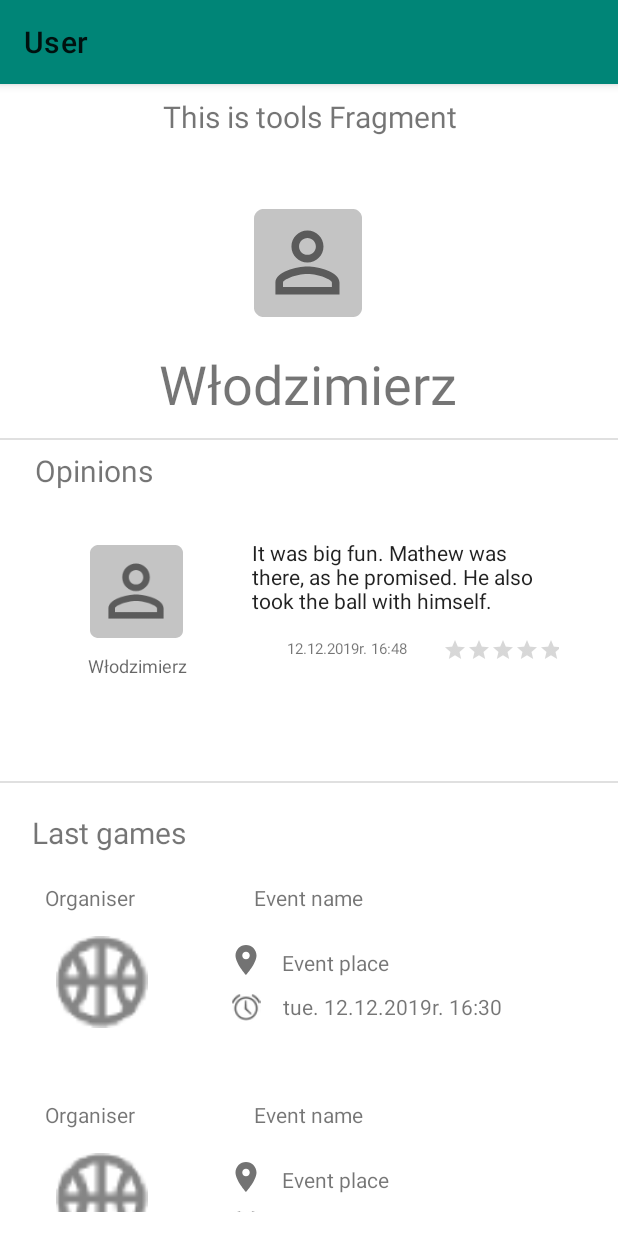
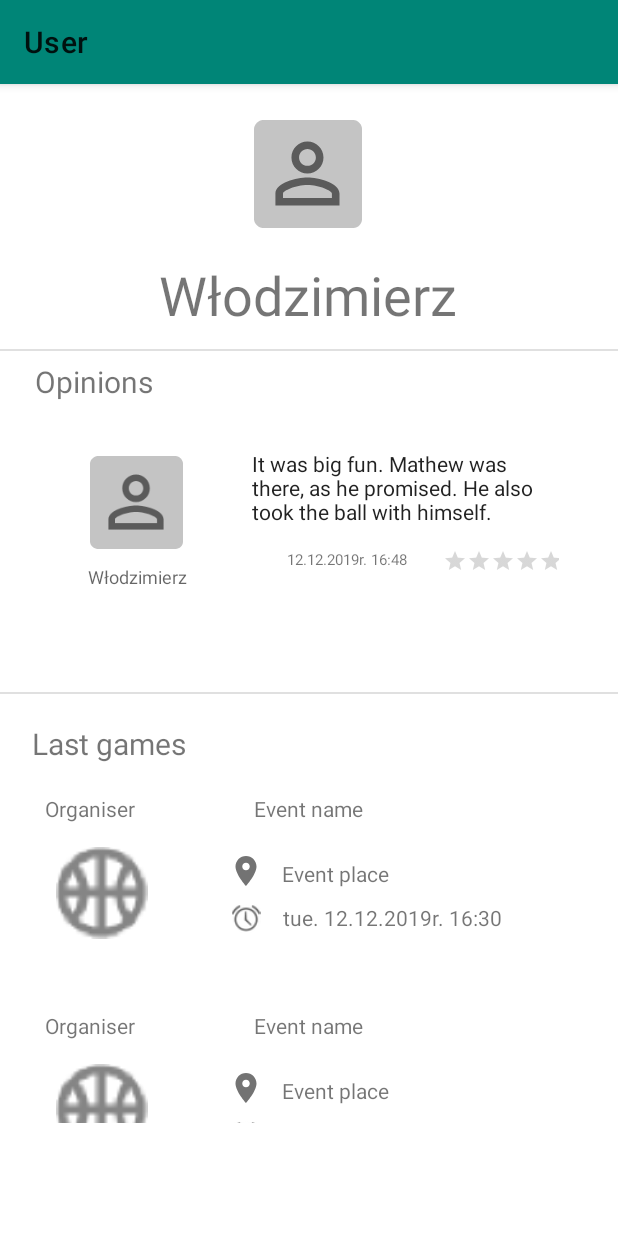
Before and after one commit to maciekkoz98/SportyApp, an Android app: the fragment PersonInfoFragment shown on its own in the app's theme, on a phone screen of 412 x 824 dp. Run offline under Robolectric (Android 15) with nearby library versions, the phone set to English and light mode, and no system bars.

Commit message:
Remove unnecessary stuff

```diff
--- a/SportyApp/app/src/main/java/com/example/sportyapp/ui/myGames/MyGamesFragment.kt
+++ b/SportyApp/app/src/main/java/com/example/sportyapp/ui/myGames/MyGamesFragment.kt
@@ -22,10 +22,10 @@ class MyGamesFragment : Fragment() {
         myGamesViewModel =
             ViewModelProviders.of(this).get(MyGamesViewModel::class.java)
         val root = inflater.inflate(R.layout.fragment_my_games, container, false)
-        val textView: TextView = root.findViewById(R.id.text_gallery)
+        /*val textView: TextView = root.findViewById(R.id.text_gallery)
         myGamesViewModel.text.observe(this, Observer {
             textView.text = it
-        })
+        })*/
         return root
     }
 }
--- a/SportyApp/app/src/main/java/com/example/sportyapp/ui/personInfo/PersonInfoFragment.kt
+++ b/SportyApp/app/src/main/java/com/example/sportyapp/ui/personInfo/PersonInfoFragment.kt
@@ -24,10 +24,10 @@ class PersonInfoFragment : Fragment() {
         personInfoViewModel =
             ViewModelProviders.of(this).get(PersonInfoViewModel::class.java)
         val root = inflater.inflate(R.layout.fragment_person_info, container, false)
-        val textView: TextView = root.findViewById(R.id.text_tools)
+        /*val textView: TextView = root.findViewById(R.id.text_tools)
         personInfoViewModel.text.observe(this, Observer {
             textView.text = it
-        })
+        })*/
 
         (activity as AppCompatActivity).supportActionBar?.title = getString(R.string.user_app_bar_title)
 
--- a/SportyApp/app/src/main/res/layout/fragment_person_info.xml
+++ b/SportyApp/app/src/main/res/layout/fragment_person_info.xml
@@ -4,29 +4,16 @@
     android:layout_width="match_parent"
     android:layout_height="match_parent">
 
-    <TextView
-        android:id="@+id/text_tools"
-        android:layout_width="match_parent"
-        android:layout_height="wrap_content"
-        android:layout_marginStart="8dp"
-        android:layout_marginTop="8dp"
-        android:layout_marginEnd="8dp"
-        android:textAlignment="center"
-        android:textSize="20sp"
-        app:layout_constraintEnd_toEndOf="parent"
-        app:layout_constraintStart_toStartOf="parent"
-        app:layout_constraintTop_toTopOf="parent" />
-
     <ImageView
         android:id="@+id/imageView2"
         android:layout_width="wrap_content"
         android:layout_height="wrap_content"
-        android:layout_marginTop="48dp"
+        android:layout_marginTop="24dp"
         android:contentDescription="@string/nav_header_desc"
         app:layout_constraintEnd_toEndOf="parent"
         app:layout_constraintHorizontal_bias="0.498"
         app:layout_constraintStart_toStartOf="parent"
-        app:layout_constraintTop_toBottomOf="@+id/text_tools"
+        app:layout_constraintTop_toTopOf="parent"
         app:srcCompat="@mipmap/ic_user_round" />
 
     <TextView
```
Also changed, not shown: SportyApp/app/src/main/res/layout/fragment_my_games.xml (+4 -16 lines).
